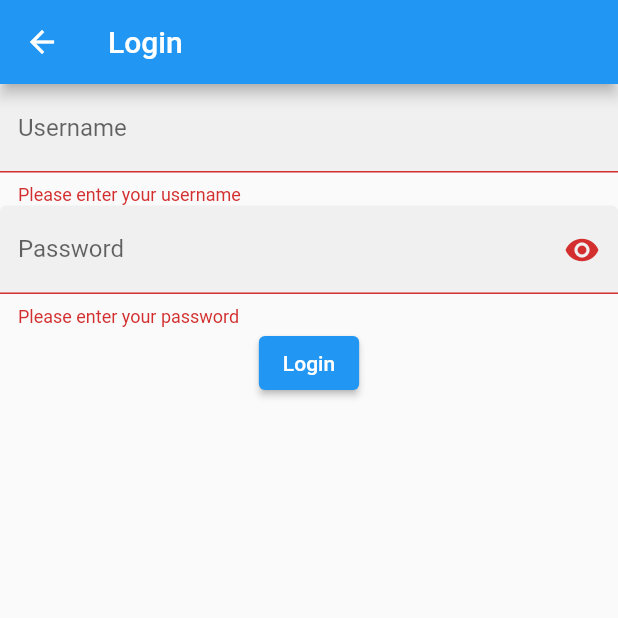
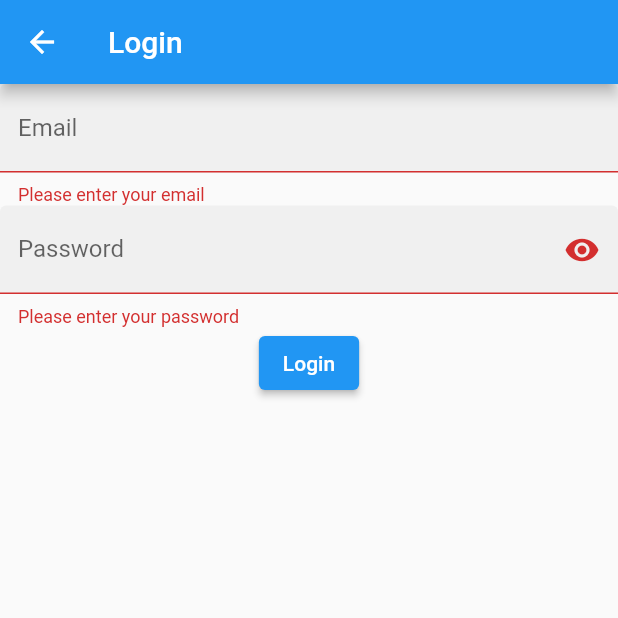
Before and after one commit to Crystalwarrior/test_app, a Flutter app: the LoginRoute screen opened directly, after a tap on "Login", on a phone screen of 412 x 824 dp, the top half of it. Run offline on Flutter 3.47's test engine with Material 2 defaults, Android fonts, the phone set to English and light mode, and no system bars; our stand-ins replace firebase_auth, firebase_core; accounts and stored records are empty.

Commit message:
Working login!

```diff
--- a/lib/main.dart
+++ b/lib/main.dart
@@ -109,6 +109,9 @@ class LoginFormState extends State<LoginForm> {
   final _formKey = GlobalKey<FormState>();
   bool _obscurePass = true;
 
+  String email = "";
+  String password = "";
+
   @override
   Widget build(BuildContext context) {
     // Build a Form widget using the _formKey created above.
@@ -120,16 +123,19 @@ class LoginFormState extends State<LoginForm> {
           TextFormField(
               decoration: const InputDecoration(
                 filled: true,
-                labelText: 'Username',
+                labelText: 'Email',
               ),
               validator: (value) {
                 if (value == null || value.isEmpty) {
-                  return 'Please enter your username';
+                  return 'Please enter your email';
                 }
                 if (value.length < 3) {
-                  return 'Username is too short (must be at least 3 characters)';
+                  return 'Email is too short (must be at least 3 characters)';
                 }
                 return null;
+              },
+              onChanged: (value) {
+                email = value;
               }),
           TextFormField(
               decoration: InputDecoration(
@@ -153,9 +159,12 @@ class LoginFormState extends State<LoginForm> {
                   return 'Password is too short (must be at least 4 characters)';
                 }
                 return null;
+              },
+              onChanged: (value) {
+                password = value;
               }),
           ElevatedButton(
-            onPressed: () {
+            onPressed: () async {
               var valid = _formKey.currentState!.validate();
               if (!valid) {
                 return;
@@ -163,6 +172,36 @@ class LoginFormState extends State<LoginForm> {
               ScaffoldMessenger.of(context).showSnackBar(
                 const SnackBar(content: Text('Logging in...')),
               );
+              try {
+                UserCredential userCredential = await FirebaseAuth.instance
+                    .signInWithEmailAndPassword(
+                        email: email, password: password);
+                ScaffoldMessenger.of(context).showSnackBar(
+                  const SnackBar(
+                      content: Text('Successfully logged in!')),
+                );
+              } on FirebaseAuthException catch (e) {
+                if (e.code == 'user-not-found') {
+                  ScaffoldMessenger.of(context).showSnackBar(
+                    const SnackBar(
+                        content: Text('No account exists with that email.')),
+                  );
+                  print('No user found for that email.');
+                } else if (e.code == 'wrong-password') {
+                  ScaffoldMessenger.of(context).showSnackBar(
+                    const SnackBar(
+                        content: Text('Wrong password.')),
+                  );
+                  print('Wrong password provided for that user.');
+                } else if (e.code == 'invalid-email') {
+                  ScaffoldMessenger.of(context).showSnackBar(
+                    const SnackBar(content: Text('That email is invalid.')),
+                  );
+                  print('Invalid email.');
+                }
+              } catch (e) {
+                print(e);
+              }
             },
             child: const Text('Login'),
           ),
@@ -194,10 +233,11 @@ class RegisterFormState extends State<RegisterForm> {
   bool _obscurePass = true;
   bool _obscurePassRepeat = true;
 
+  String password = "";
+  String email = "";
+
   @override
   Widget build(BuildContext context) {
-    String? password;
-    String? email;
     // Build a Form widget using the _formKey created above.
     return Form(
       key: _formKey,
@@ -286,10 +326,9 @@ class RegisterFormState extends State<RegisterForm> {
               try {
                 UserCredential userCredential = await FirebaseAuth.instance
                     .createUserWithEmailAndPassword(
-                        email: email!, password: password!);
+                        email: email, password: password);
                 ScaffoldMessenger.of(context).showSnackBar(
-                  const SnackBar(
-                      content: Text('Success! Welcome to my app.')),
+                  const SnackBar(content: Text('Success! Welcome to my app.')),
                 );
               } on FirebaseAuthException catch (e) {
                 if (e.code == 'weak-password') {
@@ -305,9 +344,7 @@ class RegisterFormState extends State<RegisterForm> {
                   );
                 } else if (e.code == 'invalid-email') {
                   ScaffoldMessenger.of(context).showSnackBar(
-                    const SnackBar(
-                        content:
-                            Text('That email is invalid.')),
+                    const SnackBar(content: Text('That email is invalid.')),
                   );
                 }
               } catch (e) {
```
